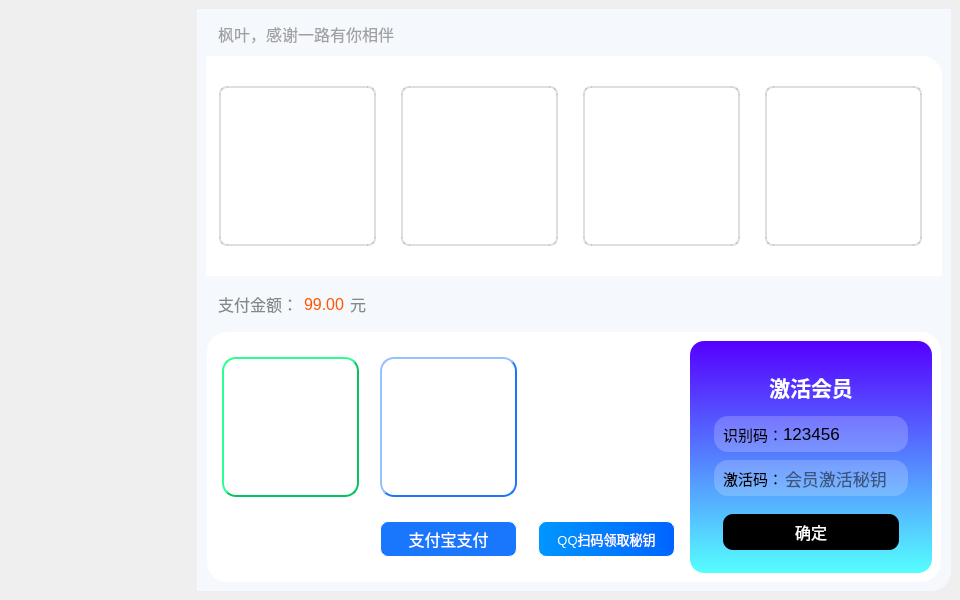
This is Ui_Activities.ui in YangShengzhou03/LeafAuto as Qt 5 draws it before an edit. The edited form follows.
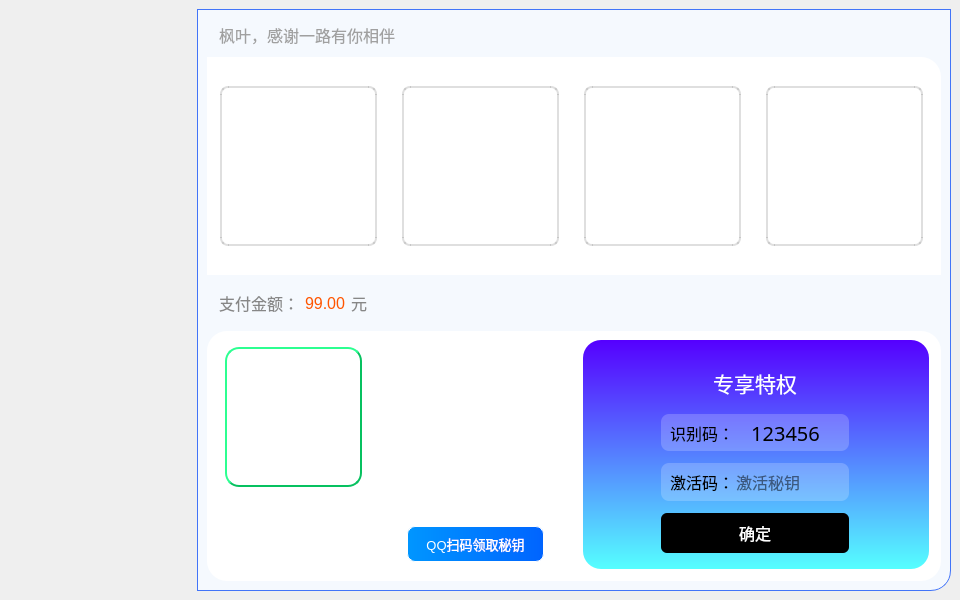
This is the edited form. Icons and pictures are not drawn.

Diff of the .ui file:
```diff
--- a/Ui_Activities.ui
+++ b/Ui_Activities.ui
@@ -116,7 +116,7 @@
            <property name="styleSheet">
             <string notr="true">QFrame{
 background-color: rgb(245, 249, 254);
-border:0px solid red;
+border:1px solid rgb(66, 116, 248);
 border-top-left-radius:0px;
 border-top-right-radius:0px;
 border-bottom-right-radius:20px;
@@ -146,7 +146,8 @@
                  </font>
                 </property>
                 <property name="styleSheet">
-                 <string notr="true">color: rgb(160, 160, 160);</string>
+                 <string notr="true">border:none;
+color: rgb(160, 160, 160);</string>
                 </property>
                 <property name="text">
                  <string>枫叶，感谢一路有你相伴</string>
@@ -432,7 +433,8 @@
                  </font>
                 </property>
                 <property name="styleSheet">
-                 <string notr="true">color: rgb(135, 135, 135);</string>
+                 <string notr="true">border:none;
+color: rgb(135, 135, 135);</string>
                 </property>
                 <property name="text">
                  <string>支付金额：</string>
@@ -447,7 +449,8 @@
                  </font>
                 </property>
                 <property name="styleSheet">
-                 <string notr="true">color:rgb(255, 85, 0);</string>
+                 <string notr="true">color:rgb(255, 85, 0);
+border:none;</string>
                 </property>
                 <property name="text">
                  <string>99.00</string>
@@ -462,7 +465,8 @@
                  </font>
                 </property>
                 <property name="styleSheet">
-                 <string notr="true">color: rgb(135, 135, 135);</string>
+                 <string notr="true">border:none;
+color: rgb(135, 135, 135);</string>
                 </property>
                 <property name="text">
                  <string>元</string>
@@ -514,6 +518,21 @@
                  <enum>QFrame::Raised</enum>
                 </property>
                 <layout class="QHBoxLayout" name="horizontalLayout_11">
+                 <property name="spacing">
+                  <number>30</number>
+                 </property>
+                 <property name="leftMargin">
+                  <number>12</number>
+                 </property>
+                 <property name="topMargin">
+                  <number>9</number>
+                 </property>
+                 <property name="rightMargin">
+                  <number>12</number>
+                 </property>
+                 <property name="bottomMargin">
+                  <number>12</number>
+                 </property>
                  <item>
                   <layout class="QVBoxLayout" name="verticalLayout_4">
                    <property name="leftMargin">
@@ -613,105 +632,6 @@
                    </item>
                   </layout>
                  </item>
-                 <item>
-                  <layout class="QVBoxLayout" name="verticalLayout_6">
-                   <property name="leftMargin">
-                    <number>6</number>
-                   </property>
-                   <property name="rightMargin">
-                    <number>6</number>
-                   </property>
-                   <item>
-                    <widget class="QPushButton" name="pushButton_AliPay">
-                     <property name="minimumSize">
-                      <size>
-                       <width>140</width>
-                       <height>140</height>
-                      </size>
-                     </property>
-                     <property name="maximumSize">
-                      <size>
-                       <width>140</width>
-                       <height>140</height>
-                      </size>
-                     </property>
-                     <property name="styleSheet">
-                      <string notr="true">QPushButton{
-	margin-right:3px;
-	margin-bottom:0px;
-	color: rgb(255, 255, 255);
-	border:2px outset #1977fd;
-	border-radius:14px;
-}
-</string>
-                     </property>
-                     <property name="inputMethodHints">
-                      <set>Qt::ImhFormattedNumbersOnly</set>
-                     </property>
-                     <property name="text">
-                      <string/>
-                     </property>
-                     <property name="icon">
-                      <iconset>
-                       <normaloff>:/buttom/img/buttom/光盘_record-disc.svg</normaloff>:/buttom/img/buttom/光盘_record-disc.svg</iconset>
-                     </property>
-                     <property name="iconSize">
-                      <size>
-                       <width>140</width>
-                       <height>140</height>
-                      </size>
-                     </property>
-                    </widget>
-                   </item>
-                   <item>
-                    <widget class="QPushButton" name="pushButton_14">
-                     <property name="minimumSize">
-                      <size>
-                       <width>140</width>
-                       <height>36</height>
-                      </size>
-                     </property>
-                     <property name="maximumSize">
-                      <size>
-                       <width>36</width>
-                       <height>32</height>
-                      </size>
-                     </property>
-                     <property name="font">
-                      <font>
-                       <pointsize>12</pointsize>
-                      </font>
-                     </property>
-                     <property name="styleSheet">
-                      <string notr="true">QPushButton{
-background:#1977fd;
-	margin-right:3px;
-	margin-bottom:0px;
-	color: rgb(255, 255, 255);
-	border:1px outset rgb(255, 255, 255);
-	border-radius:8px;
-}
-QPushButton:hover {
-border:2px outset rgba(36, 36, 36,0);
-}
-QPushButton:pressed {
-border:4px outset rgba(36, 36, 36,0);
-}
-</string>
-                     </property>
-                     <property name="text">
-                      <string>支付宝支付</string>
-                     </property>
-                     <property name="iconSize">
-                      <size>
-                       <width>28</width>
-                       <height>28</height>
-                      </size>
-                     </property>
-                    </widget>
-                   </item>
-                  </layout>
-                 </item>
                  <item>
                   <layout class="QVBoxLayout" name="verticalLayout_7">
                    <property name="leftMargin">
@@ -819,7 +739,7 @@
                     <string notr="true">QFrame{
 image: none;
 background-color: qlineargradient(x1:0, y1:0, x2:0, y2:1, stop:0 rgb(85, 0, 255), stop:1 rgb(85, 255, 255));
-border-radius:14px 
+border-radius:18px 
 }
 QLabel{
 background-color: rgba(255, 255, 255, 0);
@@ -831,21 +751,72 @@
                    <property name="frameShadow">
                     <enum>QFrame::Raised</enum>
                    </property>
-                   <layout class="QVBoxLayout" name="verticalLayout_8" stretch="0,0,0">
+                   <layout class="QVBoxLayout" name="verticalLayout_8" stretch="0">
                     <property name="spacing">
                      <number>4</number>
                     </property>
                     <property name="leftMargin">
-                     <number>24</number>
+                     <number>22</number>
                     </property>
                     <property name="topMargin">
-                     <number>24</number>
+                     <number>18</number>
                     </property>
                     <property name="rightMargin">
                      <number>24</number>
                     </property>
                     <property name="bottomMargin">
-                     <number>9</number>
+                     <number>10</number>
+                    </property>
+                    <item>
+                     <layout class="QHBoxLayout" name="horizontalLayout_4">
+                      <property name="spacing">
+                       <number>0</number>
+                      </property>
+                      <item>
+                       <spacer name="horizontalSpacer_3">
+                        <property name="orientation">
+                         <enum>Qt::Horizontal</enum>
+                        </property>
+                        <property name="sizeHint" stdset="0">
+                         <size>
+                          <width>40</width>
+                          <height>20</height>
+                         </size>
+                        </property>
+                       </spacer>
+                      </item>
+                      <item>
+                       <widget class="QFrame" name="frame_9">
+                        <property name="maximumSize">
+                         <size>
+                          <width>280</width>
+                          <height>16777215</height>
+                         </size>
+                        </property>
+                        <property name="styleSheet">
+                         <string notr="true">background-color: rgba(255, 255, 255, 0);</string>
+                        </property>
+                        <property name="frameShape">
+                         <enum>QFrame::StyledPanel</enum>
+                        </property>
+                        <property name="frameShadow">
+                         <enum>QFrame::Raised</enum>
+                        </property>
+                        <layout class="QVBoxLayout" name="verticalLayout_10">
+                         <property name="spacing">
+                          <number>12</number>
+                         </property>
+                         <property name="leftMargin">
+                          <number>0</number>
+                         </property>
+                         <property name="topMargin">
+                          <number>6</number>
+                         </property>
+                         <property name="rightMargin">
+                          <number>0</number>
+                         </property>
+                         <property name="bottomMargin">
+                          <number>6</number>
                     </property>
                     <item>
                      <widget class="QFrame" name="frame_10">
@@ -860,19 +831,19 @@
                       </property>
                       <layout class="QVBoxLayout" name="verticalLayout_9">
                        <property name="spacing">
-                        <number>6</number>
+                             <number>0</number>
                        </property>
                        <property name="leftMargin">
                         <number>0</number>
                        </property>
                        <property name="topMargin">
-                        <number>6</number>
+                             <number>0</number>
                        </property>
                        <property name="rightMargin">
                         <number>0</number>
                        </property>
                        <property name="bottomMargin">
-                        <number>9</number>
+                             <number>0</number>
                        </property>
                        <item>
                         <widget class="QLabel" name="label">
@@ -884,15 +855,16 @@
                          </property>
                          <property name="font">
                           <font>
+                                <family>微软雅黑 Light</family>
                            <pointsize>16</pointsize>
-                           <bold>true</bold>
+                                <bold>false</bold>
                           </font>
                          </property>
                          <property name="styleSheet">
                           <string notr="true">color:rgb(255, 255, 255);</string>
                          </property>
                          <property name="text">
-                          <string>激活会员</string>
+                               <string>专享特权</string>
                          </property>
                          <property name="alignment">
                           <set>Qt::AlignCenter</set>
@@ -902,43 +874,22 @@
                       </layout>
                      </widget>
                     </item>
-                    <item>
-                     <widget class="QFrame" name="frame_9">
-                      <property name="styleSheet">
-                       <string notr="true">background-color: rgba(255, 255, 255, 0);</string>
-                      </property>
-                      <property name="frameShape">
-                       <enum>QFrame::StyledPanel</enum>
-                      </property>
-                      <property name="frameShadow">
-                       <enum>QFrame::Raised</enum>
-                      </property>
-                      <layout class="QVBoxLayout" name="verticalLayout_10">
-                       <property name="spacing">
-                        <number>8</number>
-                       </property>
-                       <property name="leftMargin">
-                        <number>0</number>
-                       </property>
-                       <property name="topMargin">
-                        <number>0</number>
-                       </property>
-                       <property name="rightMargin">
-                        <number>0</number>
-                       </property>
-                       <property name="bottomMargin">
-                        <number>0</number>
-                       </property>
                        <item>
                         <widget class="QFrame" name="frame_7">
                          <property name="minimumSize">
                           <size>
                            <width>0</width>
-                           <height>36</height>
+                             <height>0</height>
+                            </size>
+                           </property>
+                           <property name="maximumSize">
+                            <size>
+                             <width>188</width>
+                             <height>16777215</height>
                           </size>
                          </property>
                          <property name="styleSheet">
-                          <string notr="true">border-radius:14px ;
+                            <string notr="true">border-radius:8px ;
 background-color: rgba(255, 255, 255, 51);</string>
                          </property>
                          <property name="frameShape">
@@ -964,7 +915,8 @@
                            <widget class="QLabel" name="label_4">
                             <property name="font">
                              <font>
-                              <pointsize>11</pointsize>
+                                <family>微软雅黑 Light</family>
+                                <pointsize>12</pointsize>
                               <bold>false</bold>
                              </font>
                             </property>
@@ -984,19 +936,26 @@
                            <widget class="QLabel" name="label_identify">
                             <property name="font">
                              <font>
-                              <pointsize>13</pointsize>
+                                <family>微软雅黑</family>
+                                <pointsize>-1</pointsize>
                               <bold>false</bold>
                              </font>
                             </property>
                             <property name="styleSheet">
-                             <string notr="true">background-color: rgba(255, 255, 255, 0);
-selection-color: rgb(34, 34, 34);</string>
+                               <string notr="true">QLabel {
+                background-color: rgba(255, 255, 255, 0);
+                selection-color: rgb(34, 34, 34);
+                color: black;
+                font-size: 20px;
+                text-align: center;
+                qproperty-alignment: 'AlignCenter';
+            }</string>
                             </property>
                             <property name="text">
                              <string>123456</string>
                             </property>
                             <property name="alignment">
-                             <set>Qt::AlignLeading|Qt::AlignLeft|Qt::AlignVCenter</set>
+                               <set>Qt::AlignCenter</set>
                             </property>
                            </widget>
                           </item>
@@ -1008,11 +967,17 @@
                          <property name="minimumSize">
                           <size>
                            <width>0</width>
-                           <height>36</height>
+                             <height>0</height>
+                            </size>
+                           </property>
+                           <property name="maximumSize">
+                            <size>
+                             <width>188</width>
+                             <height>16777215</height>
                           </size>
                          </property>
                          <property name="styleSheet">
-                          <string notr="true">border-radius:14px ;
+                            <string notr="true">border-radius:8px ;
 background-color: rgba(255, 255, 255, 51);</string>
                          </property>
                          <property name="frameShape">
@@ -1041,7 +1006,8 @@
                            <widget class="QLabel" name="label_8">
                             <property name="font">
                              <font>
-                              <pointsize>11</pointsize>
+                                <family>微软雅黑 Light</family>
+                                <pointsize>12</pointsize>
                               <bold>false</bold>
                              </font>
                             </property>
@@ -1061,7 +1027,8 @@
                            <widget class="QLineEdit" name="lineEdit_code">
                             <property name="font">
                              <font>
-                              <pointsize>13</pointsize>
+                                <family>微软雅黑 Light</family>
+                                <pointsize>12</pointsize>
                               <bold>false</bold>
                              </font>
                             </property>
@@ -1075,47 +1042,19 @@
                              <set>Qt::AlignLeading|Qt::AlignLeft|Qt::AlignVCenter</set>
                             </property>
                             <property name="placeholderText">
-                             <string>会员激活秘钥</string>
+                               <string>激活秘钥</string>
                             </property>
                            </widget>
                           </item>
                          </layout>
                         </widget>
-                       </item>
-                      </layout>
-                     </widget>
-                    </item>
-                    <item>
-                     <widget class="QFrame" name="frame_11">
-                      <property name="styleSheet">
-                       <string notr="true">background-color: rgba(255, 255, 255, 0);</string>
-                      </property>
-                      <property name="frameShape">
-                       <enum>QFrame::StyledPanel</enum>
-                      </property>
-                      <property name="frameShadow">
-                       <enum>QFrame::Raised</enum>
-                      </property>
-                      <layout class="QVBoxLayout" name="verticalLayout_11">
-                       <item>
-                        <spacer name="verticalSpacer">
-                         <property name="orientation">
-                          <enum>Qt::Vertical</enum>
-                         </property>
-                         <property name="sizeHint" stdset="0">
-                          <size>
-                           <width>20</width>
-                           <height>40</height>
-                          </size>
-                         </property>
-                        </spacer>
                        </item>
                        <item>
                         <widget class="QPushButton" name="pushButton_OK">
                          <property name="minimumSize">
                           <size>
                            <width>112</width>
-                           <height>36</height>
+                             <height>28</height>
                           </size>
                          </property>
                          <property name="font">
@@ -1127,7 +1066,7 @@
                          <property name="styleSheet">
                           <string notr="true">QPushButton {
     background-color: rgb(0, 0, 0);
-    border-radius: 10px;
+    border-radius: 6px;
     color: rgb(255, 255, 255);
     padding: 8px 16px;
     font-size: 16px;
@@ -1155,21 +1094,23 @@
                          </property>
                         </widget>
                        </item>
+                        </layout>
+                       </widget>
+                      </item>
                        <item>
-                        <spacer name="verticalSpacer_2">
+                       <spacer name="horizontalSpacer_4">
                          <property name="orientation">
-                          <enum>Qt::Vertical</enum>
+                         <enum>Qt::Horizontal</enum>
                          </property>
                          <property name="sizeHint" stdset="0">
                           <size>
-                           <width>20</width>
-                           <height>40</height>
+                          <width>40</width>
+                          <height>20</height>
                           </size>
                          </property>
                         </spacer>
                        </item>
                       </layout>
-                     </widget>
                     </item>
                    </layout>
                   </widget>
```
Lines whose indentation alone changed are shown as unchanged.
